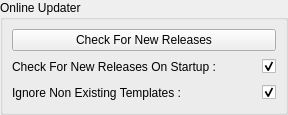
KelSolaar/sIBL_GUI, file src/components/addons/onlineUpdater/ui/Online_Updater.ui: the form before one commit.
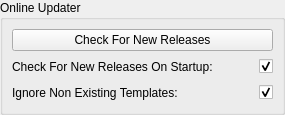
The form after the commit.

Patch:
```diff
--- a/src/components/addons/onlineUpdater/ui/Online_Updater.ui
+++ b/src/components/addons/onlineUpdater/ui/Online_Updater.ui
@@ -20,7 +20,7 @@
         <item>
          <widget class="QLabel" name="Check_For_New_Releases_On_Startup_label">
           <property name="text">
-           <string>Check For New Releases On Startup :</string>
+           <string>Check For New Releases On Startup:</string>
           </property>
          </widget>
         </item>
@@ -57,7 +57,7 @@
         <item>
          <widget class="QLabel" name="Ignore_Non_Existing_Templates_label">
           <property name="text">
-           <string>Ignore Non Existing Templates :</string>
+           <string>Ignore Non Existing Templates:</string>
           </property>
          </widget>
         </item>
```
Left out of the diff: 6 changed lines with no effect on the pictures.
